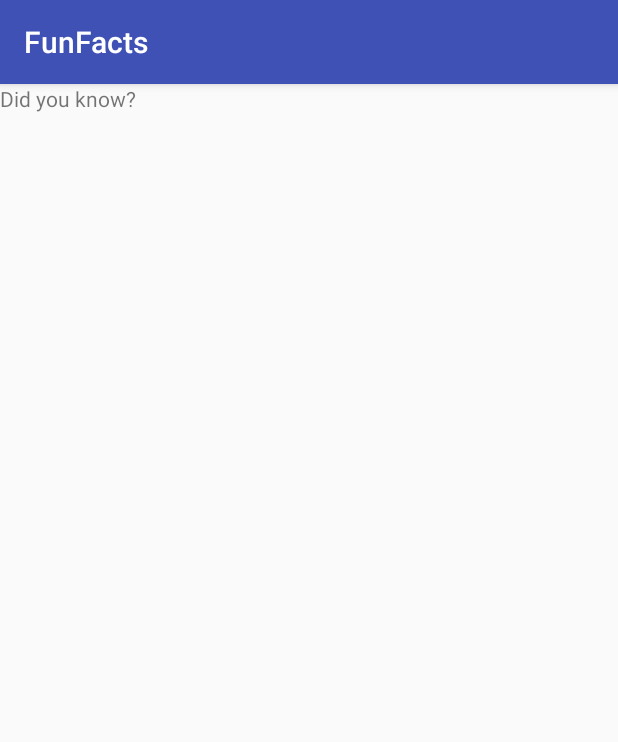
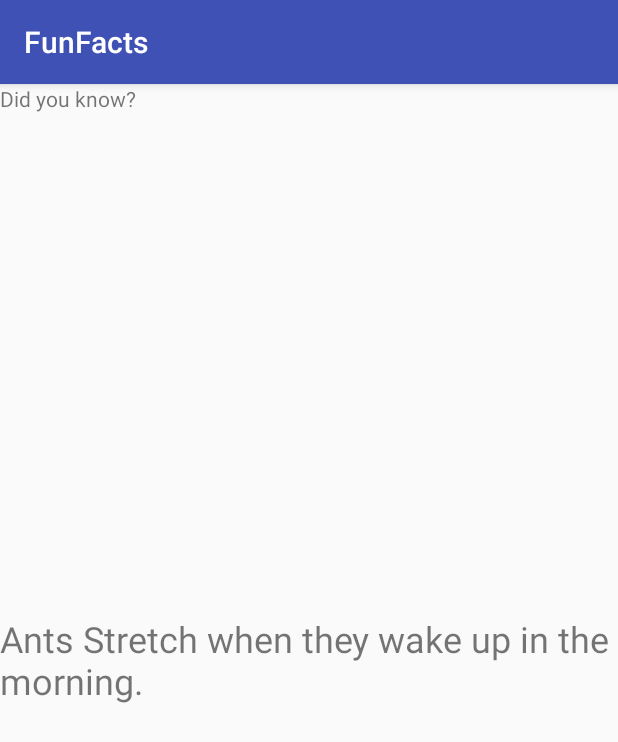
Before and after one commit to PardeepS2/FunFacts, an Android app: the screen it shows after launch (MainActivity), on a phone screen of 412 x 824 dp. Shown: the top 742 px of the screen. Run offline under Robolectric (Android 15) with nearby library versions, the phone set to English and light mode, and no system bars.

Commit message:
Added first funfact.

```diff
--- a/app/src/main/res/layout/activity_main.xml
+++ b/app/src/main/res/layout/activity_main.xml
@@ -12,4 +12,14 @@
         android:text="Did you know?"
          />
 
+    <TextView
+        android:id="@+id/textView3"
+        android:layout_width="wrap_content"
+        android:layout_height="wrap_content"
+        android:layout_alignParentLeft="true"
+        android:layout_alignParentStart="true"
+        android:layout_centerVertical="true"
+        android:text="Ants Stretch when they wake up in the morning."
+        android:textSize="24sp" />
+
 </RelativeLayout>
```
